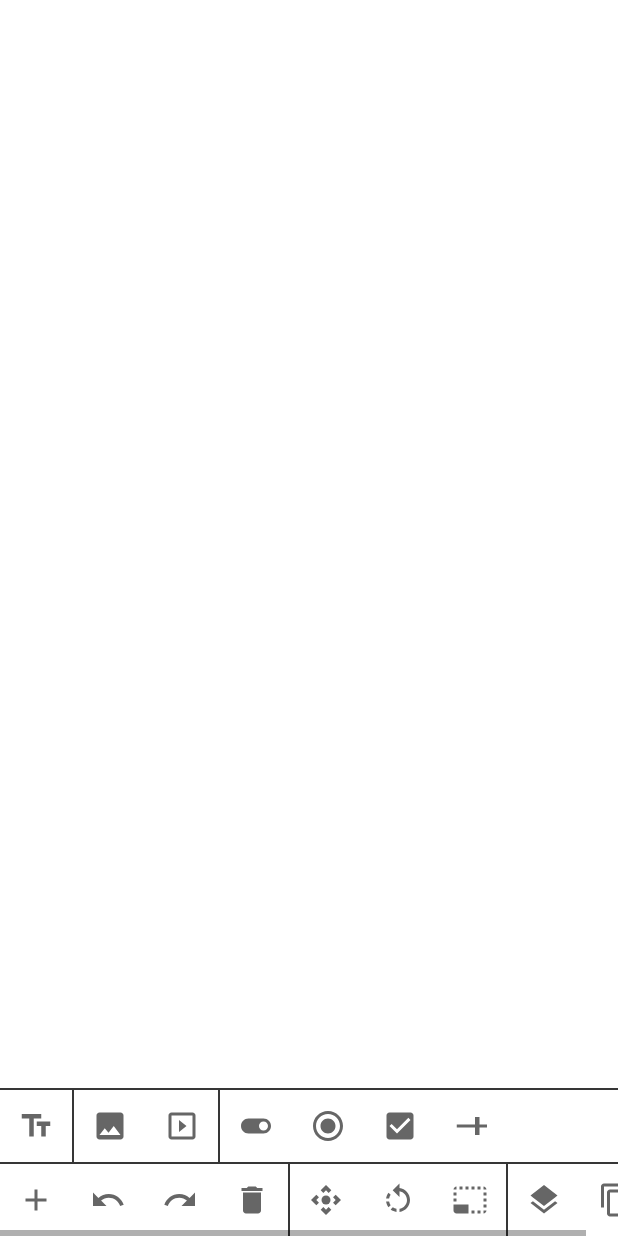
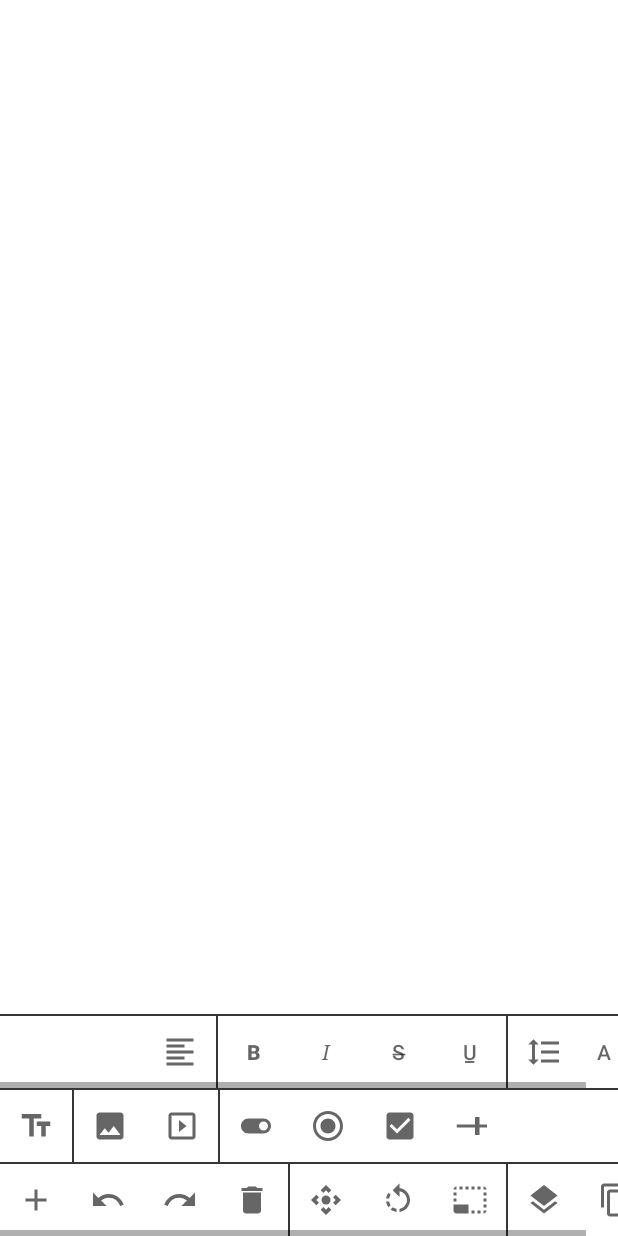
Before and after one commit to roomedia/dakku, an Android app: the layout activity_diary_editor.xml on its own in the app's theme, with its tools: preview values and no code run, on a phone screen of 412 x 824 dp. Run offline under Robolectric (Android 15) with nearby library versions, the phone set to English and light mode, and no system bars.

Commit message:
텍스트 메뉴 ui 추가

```diff
--- a/app/src/main/java/com/roomedia/dakku/ui/editor/menu/AddMenuHandlers.kt
+++ b/app/src/main/java/com/roomedia/dakku/ui/editor/menu/AddMenuHandlers.kt
@@ -7,7 +7,7 @@ import com.roomedia.dakku.ui.editor.sticker.StickerTextViewImpl
 
 class AddMenuHandlers(
     private val activity: DiaryEditorActivity,
-    private val frame: FrameLayout
+    private val frame: FrameLayout,
 ) {
     fun onText() {
         StickerTextViewImpl(activity).apply {
--- a/app/src/main/java/com/roomedia/dakku/ui/editor/menu/CommonMenuHandlers.kt
+++ b/app/src/main/java/com/roomedia/dakku/ui/editor/menu/CommonMenuHandlers.kt
@@ -1,6 +1,5 @@
 package com.roomedia.dakku.ui.editor.menu
 
-import android.util.Log
 import android.view.View
 import androidx.databinding.ObservableInt
 import com.roomedia.dakku.databinding.ActivityDiaryEditorBinding
@@ -15,8 +14,9 @@ class CommonMenuHandlers(
     private val selectedSticker = activity.selectedSticker
     private val frame = binding.diaryFrame
 
-    var visibility = ObservableInt(View.VISIBLE)
-    var addMenuVisibility = ObservableInt()
+    val visibility = ObservableInt(View.VISIBLE)
+    val addMenuVisibility = ObservableInt()
+    val textMenuVisibility = ObservableInt()
 
     init {
         initSelectedSticker()
@@ -28,15 +28,18 @@ class CommonMenuHandlers(
 
     private fun initSelectedSticker() {
         selectedSticker.observe(activity) { sticker ->
+            initMenuVisibility()
             when (sticker) {
-                null -> initMenuVisibility()
-                is StickerTextView -> Log.d("SELECT", "select textView")
+                null -> return@observe
+                is StickerTextView -> textMenuVisibility.set(View.VISIBLE)
             }
         }
     }
 
     private fun initMenuVisibility() {
-        addMenuVisibility.set(View.GONE)
+        listOf(addMenuVisibility, textMenuVisibility).forEach {
+            it.set(View.GONE)
+        }
     }
 
     fun setVisibility(isVisible: Boolean) {
@@ -52,7 +55,6 @@ class CommonMenuHandlers(
     }
 
     fun onUndo() {
-        addMenuVisibility.set(View.GONE)
         TODO("not yet implemented")
     }
 
--- /dev/null
+++ b/app/src/main/java/com/roomedia/dakku/ui/editor/menu/TextMenuHandlers.kt
@@ -0,0 +1,39 @@
+package com.roomedia.dakku.ui.editor.menu
+
+class TextMenuHandlers {
+    fun onFont() {
+        TODO("not yet implemented")
+    }
+
+    fun onSize() {
+        TODO("not yet implemented")
+    }
+
+    fun onAlign() {
+        TODO("not yet implemented")
+    }
+
+    fun onLetterSpacing() {
+        TODO("not yet implemented")
+    }
+
+    fun onLineSpacing() {
+        TODO("not yet implemented")
+    }
+
+    fun onBold() {
+        TODO("not yet implemented")
+    }
+
+    fun onItalic() {
+        TODO("not yet implemented")
+    }
+
+    fun onStroke() {
+        TODO("not yet implemented")
+    }
+
+    fun onUnderline() {
+        TODO("not yet implemented")
+    }
+}
--- /dev/null
+++ b/app/src/main/res/drawable/ic_align_center.xml
@@ -0,0 +1,10 @@
+<vector xmlns:android="http://schemas.android.com/apk/res/android"
+    android:width="24dp"
+    android:height="24dp"
+    android:viewportWidth="24"
+    android:viewportHeight="24"
+    android:tint="?attr/colorControlNormal">
+  <path
+      android:fillColor="@android:color/white"
+      android:pathData="M7,15v2h10v-2L7,15zM3,21h18v-2L3,19v2zM3,13h18v-2L3,11v2zM7,7v2h10L17,7L7,7zM3,3v2h18L21,3L3,3z"/>
+</vector>
--- /dev/null
+++ b/app/src/main/res/drawable/ic_align_left.xml
@@ -0,0 +1,10 @@
+<vector xmlns:android="http://schemas.android.com/apk/res/android"
+    android:width="24dp"
+    android:height="24dp"
+    android:viewportWidth="24"
+    android:viewportHeight="24"
+    android:tint="?attr/colorControlNormal">
+  <path
+      android:fillColor="@android:color/white"
+      android:pathData="M15,15L3,15v2h12v-2zM15,7L3,7v2h12L15,7zM3,13h18v-2L3,11v2zM3,21h18v-2L3,19v2zM3,3v2h18L21,3L3,3z"/>
+</vector>
--- /dev/null
+++ b/app/src/main/res/drawable/ic_align_right.xml
@@ -0,0 +1,10 @@
+<vector xmlns:android="http://schemas.android.com/apk/res/android"
+    android:width="24dp"
+    android:height="24dp"
+    android:viewportWidth="24"
+    android:viewportHeight="24"
+    android:tint="?attr/colorControlNormal">
+  <path
+      android:fillColor="@android:color/white"
+      android:pathData="M3,21h18v-2L3,19v2zM9,17h12v-2L9,15v2zM3,13h18v-2L3,11v2zM9,9h12L21,7L9,7v2zM3,3v2h18L21,3L3,3z"/>
+</vector>
--- /dev/null
+++ b/app/src/main/res/drawable/ic_line_spacing.xml
@@ -0,0 +1,10 @@
+<vector xmlns:android="http://schemas.android.com/apk/res/android"
+    android:width="24dp"
+    android:height="24dp"
+    android:viewportWidth="24"
+    android:viewportHeight="24"
+    android:tint="?attr/colorControlNormal">
+  <path
+      android:fillColor="@android:color/white"
+      android:pathData="M6,7h2.5L5,3.5 1.5,7L4,7v10L1.5,17L5,20.5 8.5,17L6,17L6,7zM10,5v2h12L22,5L10,5zM10,19h12v-2L10,17v2zM10,13h12v-2L10,11v2z"/>
+</vector>
--- a/app/src/main/res/layout/activity_diary_editor.xml
+++ b/app/src/main/res/layout/activity_diary_editor.xml
@@ -34,6 +34,11 @@
             app:layout_constraintStart_toStartOf="parent">
 
             <include
+                android:id="@+id/textMenu"
+                android:visibility="@{commonMenuHandlers.textMenuVisibility}"
+                layout="@layout/menu_text" />
+
+            <include
                 android:id="@+id/addMenu"
                 android:visibility="@{commonMenuHandlers.addMenuVisibility}"
                 layout="@layout/menu_add" />
--- a/app/src/main/res/layout/menu_add.xml
+++ b/app/src/main/res/layout/menu_add.xml
@@ -7,7 +7,7 @@
     </data>
 
     <LinearLayout
-        android:layout_width="wrap_content"
+        android:layout_width="match_parent"
         android:layout_height="match_parent"
         android:orientation="vertical">
 
--- a/app/src/main/res/layout/menu_common.xml
+++ b/app/src/main/res/layout/menu_common.xml
@@ -5,7 +5,6 @@
     <data>
         <variable name="commonMenuHandlers" type="com.roomedia.dakku.ui.editor.menu.CommonMenuHandlers" />
     </data>
-
 
     <LinearLayout
         android:layout_width="wrap_content"
--- /dev/null
+++ b/app/src/main/res/layout/menu_text.xml
@@ -0,0 +1,110 @@
+<?xml version="1.0" encoding="utf-8"?>
+<layout xmlns:android="http://schemas.android.com/apk/res/android"
+    xmlns:app="http://schemas.android.com/apk/res-auto"
+    xmlns:tools="http://schemas.android.com/tools">
+
+    <data>
+        <variable name="textMenuHandlers" type="com.roomedia.dakku.ui.editor.menu.TextMenuHandlers" />
+    </data>
+
+    <LinearLayout
+        android:layout_width="wrap_content"
+        android:layout_height="match_parent"
+        android:orientation="vertical">
+
+        <View style="@style/horizontalDivider" />
+
+        <HorizontalScrollView
+            android:id="@+id/addMenu"
+            android:layout_width="match_parent"
+            android:layout_height="wrap_content"
+            android:background="?attr/colorOnPrimary"
+            app:layout_constraintBottom_toBottomOf="parent"
+            app:layout_constraintEnd_toEndOf="parent"
+            app:layout_constraintStart_toStartOf="parent">
+
+            <LinearLayout
+                android:layout_width="wrap_content"
+                android:layout_height="wrap_content"
+                android:orientation="horizontal">
+
+                <Button
+                    android:id="@+id/fontButton"
+                    style="@style/TransparentTextMenu"
+                    android:contentDescription="@string/menu_font"
+                    android:onClick="@{ () -> textMenuHandlers.onFont() }"
+                    tools:text="나눔고딕" />
+
+                <Button
+                    android:id="@+id/sizeButton"
+                    style="@style/TransparentTextMenu"
+                    android:contentDescription="@string/menu_size"
+                    android:onClick="@{ () -> textMenuHandlers.onSize() }"
+                    tools:text="14" />
+
+                <ImageButton
+                    android:id="@+id/alignButton"
+                    style="@style/TransparentMenu"
+                    android:contentDescription="@string/menu_align_left"
+                    android:onClick="@{ () -> textMenuHandlers.onAlign() }"
+                    app:srcCompat="@drawable/ic_align_left" />
+
+                <View style="@style/verticalDivider" />
+
+                <Button
+                    android:id="@+id/boldButton"
+                    style="@style/TransparentTextMenu"
+                    android:contentDescription="@string/menu_bold"
+                    android:onClick="@{ () -> textMenuHandlers.onBold() }"
+                    android:text="B"
+                    android:textStyle="bold"
+                    tools:ignore="HardcodedText" />
+
+                <Button
+                    android:id="@+id/italicButton"
+                    style="@style/TransparentTextMenu"
+                    android:contentDescription="@string/menu_italic"
+                    android:fontFamily="serif"
+                    android:onClick="@{ () -> textMenuHandlers.onItalic() }"
+                    android:text="I"
+                    android:textStyle="italic"
+                    tools:ignore="HardcodedText" />
+
+                <Button
+                    android:id="@+id/strokeButton"
+                    style="@style/TransparentTextMenu"
+                    android:contentDescription="@string/menu_stroke"
+                    android:onClick="@{ () -> textMenuHandlers.onStroke() }"
+                    android:text="S̶"
+                    tools:ignore="HardcodedText" />
+
+                <Button
+                    android:id="@+id/underlineButton"
+                    style="@style/TransparentTextMenu"
+                    android:contentDescription="@string/menu_underline"
+                    android:onClick="@{ () -> textMenuHandlers.onUnderline() }"
+                    android:text="U̲"
+                    tools:ignore="HardcodedText" />
+
+                <View style="@style/verticalDivider" />
+
+                <ImageButton
+                    android:id="@+id/lineSpacingButton"
+                    style="@style/TransparentMenu"
+                    android:contentDescription="@string/menu_line_spacing"
+                    android:onClick="@{ () -> textMenuHandlers.onLineSpacing() }"
+                    app:srcCompat="@drawable/ic_line_spacing" />
+
+                <Button
+                    android:id="@+id/letterSpacingButton"
+                    style="@style/TransparentTextMenu"
+                    android:contentDescription="@string/menu_letter_spacing"
+                    android:onClick="@{ () -> textMenuHandlers.onLetterSpacing() }"
+                    android:text="AA"
+                    android:letterSpacing="0.5"
+                    tools:ignore="HardcodedText" />
+
+            </LinearLayout>
+        </HorizontalScrollView>
+    </LinearLayout>
+</layout>
--- a/app/src/main/res/values/strings.xml
+++ b/app/src/main/res/values/strings.xml
@@ -34,11 +34,23 @@
     <string name="editor_save">저장</string>
 
     <string name="example_text">다람쥐\n헌 쳇바퀴\n타고파</string>
+    <string name="menu_text">텍스트 박스 추가</string>
     <string name="menu_image">이미지 추가</string>
     <string name="menu_video">비디오 추가</string>
     <string name="menu_switch">스위치 추가</string>
     <string name="menu_radio">라디오 버튼 추가</string>
     <string name="menu_check">체크 박스 추가</string>
     <string name="menu_slider">슬라이더 추가</string>
-    <string name="menu_text">텍스트 박스 추가</string>
+
+    <string name="menu_font">폰트 변경</string>
+    <string name="menu_size">텍스트 크기 변경</string>
+    <string name="menu_bold">굵게</string>
+    <string name="menu_italic">기울임</string>
+    <string name="menu_stroke">취소선</string>
+    <string name="menu_underline">밑줄</string>
+    <string name="menu_align_left">왼쪽 정렬</string>
+    <string name="menu_align_center">가운데 정렬</string>
+    <string name="menu_align_right">오른쪽 정렬</string>
+    <string name="menu_letter_spacing">텍스트 자간</string>
+    <string name="menu_line_spacing">텍스트 행간</string>
 </resources>
--- a/app/src/main/res/values/styles.xml
+++ b/app/src/main/res/values/styles.xml
@@ -9,6 +9,16 @@
     <style name="TransparentMenu" parent="TransparentImageButton">
         <item name="android:layout_width">48dp</item>
         <item name="android:layout_height">48dp</item>
+    </style>
+
+    <style name="TransparentTextMenu" parent="@style/Widget.AppCompat.Button.Small">
+        <item name="android:layout_width">wrap_content</item>
+        <item name="android:layout_height">48dp</item>
+        <item name="android:padding">0dp</item>
+        <item name="android:paddingStart">8dp</item>
+        <item name="android:paddingEnd">8dp</item>
+        <item name="android:textColor">?attr/colorControlNormal</item>
+        <item name="android:background">@drawable/bg_transparent</item>
     </style>
 
     <style name="TitleText">
```
